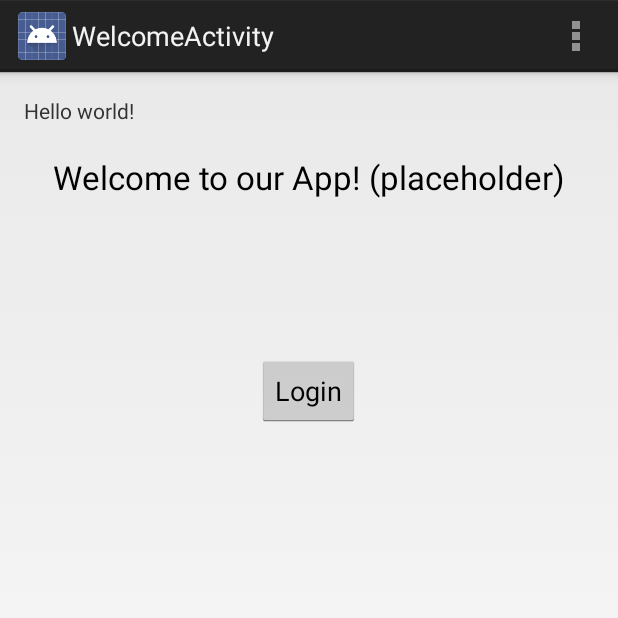
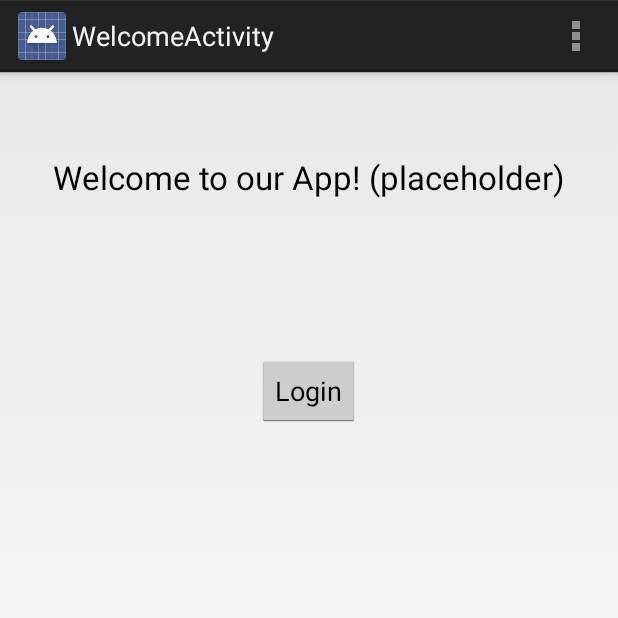
Before and after one commit to aawantika/frs, an Android app: the screen it shows after launch (WelcomeActivity), on a phone screen of 412 x 824 dp, the top half of it. Run offline under Robolectric (Android 15) with nearby library versions, the phone set to English and light mode, and no system bars.

Commit message:
Everything seems to be functional.

```diff
--- a/FinancialApplicationProject/FinancialApplication/src/main/res/layout/fragment_login.xml
+++ b/FinancialApplicationProject/FinancialApplication/src/main/res/layout/fragment_login.xml
@@ -8,9 +8,6 @@
     android:paddingBottom="@dimen/activity_vertical_margin"
     tools:context=".LoginActivity$PlaceholderFragment">
 
-    <TextView
-        android:text="@string/hello_world"
-        android:layout_width="wrap_content"
-        android:layout_height="wrap_content" />
+
 
 </RelativeLayout>
--- a/FinancialApplicationProject/FinancialApplication/src/main/res/layout/fragment_welcome.xml
+++ b/FinancialApplicationProject/FinancialApplication/src/main/res/layout/fragment_welcome.xml
@@ -8,9 +8,4 @@
     android:paddingBottom="@dimen/activity_vertical_margin"
     tools:context=".WelcomeActivity$PlaceholderFragment">
 
-    <TextView
-        android:text="@string/hello_world"
-        android:layout_width="wrap_content"
-        android:layout_height="wrap_content" />
-
 </RelativeLayout>
```
